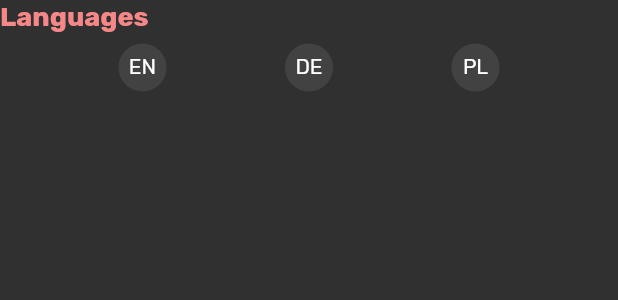
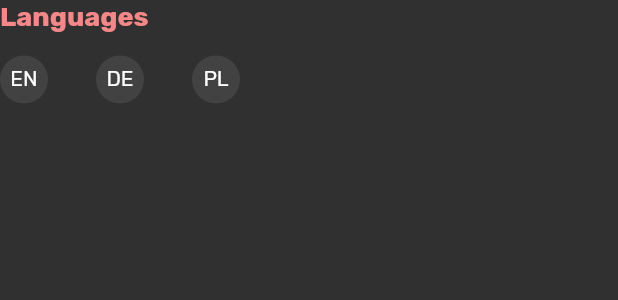
Before and after one commit to jlaskowska/about_me, a Flutter app: the Languages widget shown alone on an empty page, opened directly, on a phone screen of 412 x 824 dp. Shown: the top 300 px of the screen. Run offline on Flutter 3.47's test engine with Material 2 defaults, Android fonts, the phone set to English and light mode, and no system bars.

Commit message:
UI tweaks.

```diff
--- a/lib/widgets/resume_page/sections/languages.dart
+++ b/lib/widgets/resume_page/sections/languages.dart
@@ -12,12 +12,14 @@ class Languages extends StatelessWidget {
         crossAxisAlignment: CrossAxisAlignment.start,
         children: <Widget>[
           Headline('Languages'),
-          SizedBox(height: 8),
+          SizedBox(height: 16),
           Row(
-            mainAxisAlignment: MainAxisAlignment.spaceEvenly,
+            mainAxisAlignment: MainAxisAlignment.start,
             children: <Widget>[
               _LanguageIcon(language: 'EN'),
+              SizedBox(width: 32),
               _LanguageIcon(language: 'DE'),
+              SizedBox(width: 32),
               _LanguageIcon(language: 'PL'),
             ],
           ),
--- a/lib/widgets/resume_page/sections/projects.dart
+++ b/lib/widgets/resume_page/sections/projects.dart
@@ -15,9 +15,10 @@ class Projects extends StatelessWidget {
         crossAxisAlignment: CrossAxisAlignment.start,
         children: <Widget>[
           Headline('Projects'),
+          SizedBox(height: 8),
           for (ProjectDataModel project in ResumeSettings.projects)
             Padding(
-              padding: const EdgeInsets.only(top: 8.0),
+              padding: const EdgeInsets.only(top: 16.0),
               child: _ProjectCard(
                 title: project.projectTitle,
                 bulletPoints: project.bulletPoints,
--- a/lib/widgets/resume_page/sections/skills.dart
+++ b/lib/widgets/resume_page/sections/skills.dart
@@ -1,4 +1,5 @@
 import 'package:flutter/material.dart';
+import 'package:jlaskowska/config/project_colors.dart';
 import 'package:jlaskowska/config/resume_settings.dart';
 import 'package:jlaskowska/widgets/resume_page/sections/common/headline.dart';
 
@@ -7,7 +8,7 @@ class Skills extends StatelessWidget {
 
   static const colors = const [
     const Color(0xff8788f5),
-    const Color(0xfff587bf),
+    // const Color(0xfff587bf),
     const Color(0xfff5bd87),
   ];
 
@@ -19,7 +20,7 @@ class Skills extends StatelessWidget {
         crossAxisAlignment: CrossAxisAlignment.start,
         children: <Widget>[
           Headline('Skills'),
-          SizedBox(height: 8),
+          SizedBox(height: 16),
           Container(
             width: double.infinity,
             child: Wrap(
```
Also changed, not shown: lib/widgets/resume_page/resume_page_content.dart (+4 -4 lines), lib/widgets/resume_page/sections/hobbies.dart (+6 -7 lines).
